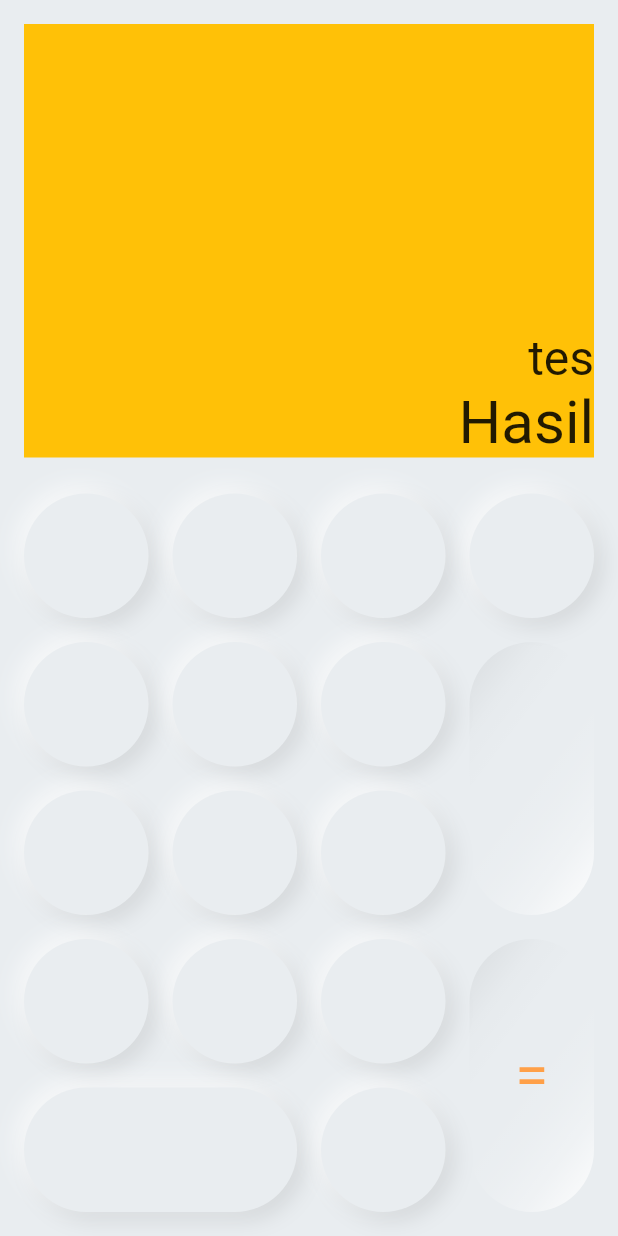
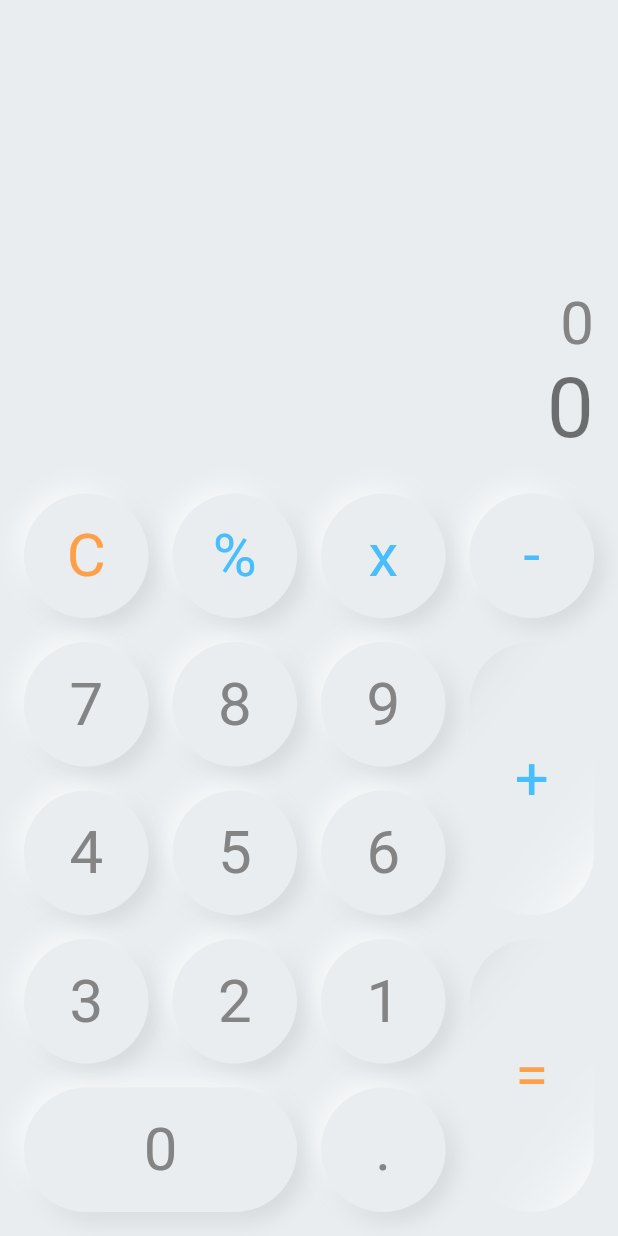
Before and after one commit to ilhmwisnu/Neumophism-Calculator, a Flutter app: the screen it shows after launch, on a phone screen of 412 x 824 dp. Run offline on Flutter 3.47's test engine with Material 2 defaults, Android fonts, the phone set to English and light mode, and no system bars; our stand-ins replace math_expressions.

```diff
--- a/lib/Provider/app_color.dart
+++ b/lib/Provider/app_color.dart
@@ -5,15 +5,16 @@ class Colorss with ChangeNotifier {
 
   static Color primaryColor =
       (_isDarkMode) ? _darkPrimaryColor : _lightPrimaryColor;
-  static Color textColor = (_isDarkMode) ? _darkTextColor : _lightTextColor;
+  static Color textColor =
+      (_isDarkMode) ? Color(0xFFE9EDF0) : Color(0xFF848484);
   static Color blueColor = Color(0xFF48BDFF);
   static Color amberColor = Color(0xFFFFA048);
 
   static final Color _lightPrimaryColor = Color(0xFFE9EDF0);
-  static final Color _lightTextColor = Color(0xFF636363);
+  // static final Color _lightTextColor = Color(0xFF848484);
 
   static final Color _darkPrimaryColor = Color(0xFFE9EDF0);
-  static final Color _darkTextColor = Color(0xFFE9EDF0);
+  // static final Color _darkTextColor = Color(0xFFE9EDF0);
 
   static void setDarkMode() => _isDarkMode = !_isDarkMode;
 }
--- a/lib/home_page.dart
+++ b/lib/home_page.dart
@@ -1,12 +1,15 @@
 import 'package:flutter/cupertino.dart';
 import 'package:flutter/gestures.dart';
 import 'package:flutter/material.dart';
+import 'package:provider/provider.dart';
 
 import 'Provider/app_color.dart';
+import 'Provider/calculator.dart';
 
 class HomePage extends StatelessWidget {
   @override
   Widget build(BuildContext context) {
+    final calc = Provider.of<Calc>(context);
     final screen = MediaQuery.of(context).size;
     final buttonWidth = (MediaQuery.of(context).size.width - 16 * 5) * (1 / 4);
     return SafeArea(
@@ -25,14 +28,18 @@ class HomePage extends StatelessWidget {
                       24 -
                       MediaQuery.of(context).padding.top,
                   alignment: Alignment.bottomRight,
-                  color: Colors.amber,
+                  // color: Colors.amber,
                   child: SingleChildScrollView(
                     reverse: true,
                     child: Column(
                       crossAxisAlignment: CrossAxisAlignment.end,
                       children: [
-                        Text("tes", style: TextStyle(fontSize: 32)),
-                        Text("Hasil", style: TextStyle(fontSize: 40)),
+                        Text((calc.getmath == '') ? "0" : calc.getmath,
+                            style: TextStyle(
+                                fontSize: 40, color: Colorss.textColor)),
+                        Text(calc.getResult,
+                            style:
+                                TextStyle(fontSize: 56, color: Colors.black54)),
                       ],
                     ),
                   )),
@@ -56,56 +63,76 @@ class HomePage extends StatelessWidget {
           child: Row(
             children: [
               Container(
-                // color: Colors.blue,
                 width: buttonWidth * 3 + 16 * 3,
                 child: Column(
                   mainAxisAlignment: MainAxisAlignment.spaceBetween,
                   children: [
                     Row(
                       children: [
-                        Button(),
+                        Button(
+                          child: 'C',
+                          color: Colorss.amberColor,
+                        ),
                         Spacer(),
-                        Button(),
+                        Button(
+                          child: "%",
+                          color: Colorss.blueColor,
+                        ),
                         Spacer(),
-                        Button(),
+                        Button(
+                          child: "x",
+                          color: Colorss.blueColor,
+                        ),
                         Spacer(),
                       ],
                     ),
                     Row(
                       children: [
-                        Button(),
+                        Button(child: "7"),
                         Spacer(),
-                        Button(),
+                        Button(
+                          child: "8",
+                        ),
                         Spacer(),
-                        Button(),
+                        Button(
+                          child: "9",
+                        ),
                         Spacer(),
                       ],
                     ),
                     Row(
                       children: [
-                        Button(),
+                        Button(child: "4"),
                         Spacer(),
-                        Button(),
+                        Button(child: "5"),
                         Spacer(),
-                        Button(),
+                        Button(child: "6"),
                         Spacer(),
                       ],
                     ),
                     Row(
                       children: [
-                        Button(),
+                        Button(
+                          child: "3",
+                        ),
                         Spacer(),
-                        Button(),
+                        Button(child: "2"),
                         Spacer(),
-                        Button(),
+                        Button(
+                          child: "1",
+                        ),
                         Spacer(),
                       ],
                     ),
                     Row(
                       children: [
-                        Expanded(flex: 2, child: Button()),
+                        Expanded(
+                            flex: 2,
+                            child: Button(
+                              child: "0",
+                            )),
                         SizedBox(width: 16),
-                        Button(),
+                        Button(child: "."),
                         SizedBox(width: 16),
                       ],
                     ),
@@ -113,14 +140,18 @@ class HomePage extends StatelessWidget {
                 ),
               ),
               Container(
-                // color: Colors.red,
                 width: buttonWidth,
                 child: Column(
                   children: [
-                    Button(),
+                    Button(
+                      child: "-",
+                      color: Colorss.blueColor,
+                    ),
                     SizedBox(height: 16),
                     Expanded(
                         child: Button(
+                      child: "+",
+                      color: Colorss.blueColor,
                       isOuterShadow: false,
                     )),
                     SizedBox(height: 16),
@@ -142,13 +173,14 @@ class HomePage extends StatelessWidget {
 }
 
 class Button extends StatelessWidget {
-  Color? color = Colorss.textColor;
+  Color? color;
   final String child;
-  final bool isOuterShadow;
+  bool isOuterShadow;
   Button({this.child = ' ', this.isOuterShadow = true, this.color});
 
   @override
   Widget build(BuildContext context) {
+    final calc = Provider.of<Calc>(context);
     return Container(
       decoration: BoxDecoration(
           borderRadius: BorderRadius.circular(50),
@@ -175,6 +207,8 @@ class Button extends StatelessWidget {
                     Colors.black.withOpacity(0.05),
                     Colors.black.withOpacity(0.01),
                     Colors.black.withOpacity(0),
+                    Colors.black.withOpacity(0),
+                    Colors.white.withOpacity(0),
                     Colors.white.withOpacity(0),
                     Colors.white.withOpacity(0.1),
                     Colors.white.withOpacity(0.3),
@@ -183,10 +217,30 @@ class Button extends StatelessWidget {
                   ],
                   transform: GradientRotation(-0.5))
               : null),
-      alignment: Alignment.center,
-      width: (MediaQuery.of(context).size.width - 16 * 5) * (1 / 4),
-      height: (MediaQuery.of(context).size.width - 16 * 5) * (1 / 4),
-      child: Text(child, style: TextStyle(color: color, fontSize: 40)),
+      child: Material(
+        color: Colors.transparent,
+        child: InkWell(
+          borderRadius: BorderRadius.circular(50),
+          onTap: () {
+            if (this.child == "C") {
+              calc.restart();
+            } else if (this.child == "=") {
+              calc.calculate();
+            } else {
+              calc.setMath(child);
+            }
+          },
+          child: Container(
+            alignment: Alignment.center,
+            width: (MediaQuery.of(context).size.width - 16 * 5) * (1 / 4),
+            height: (MediaQuery.of(context).size.width - 16 * 5) * (1 / 4),
+            child: Text(child,
+                style: TextStyle(
+                    color: (color == null) ? Colorss.textColor : color,
+                    fontSize: 40)),
+          ),
+        ),
+      ),
     );
   }
 }
--- a/lib/main.dart
+++ b/lib/main.dart
@@ -1,6 +1,8 @@
 import 'package:calculator_app/Provider/app_color.dart';
+import 'package:calculator_app/Provider/calculator.dart';
 import 'package:calculator_app/home_page.dart';
 import 'package:flutter/material.dart';
+import 'package:provider/provider.dart';
 
 void main() {
   runApp(const MyApp());
@@ -11,9 +13,19 @@ class MyApp extends StatelessWidget {
 
   @override
   Widget build(BuildContext context) {
-    return MaterialApp(
-      debugShowCheckedModeBanner: false,
-      home: HomePage(),
+    return MultiProvider(
+      providers: [
+        ChangeNotifierProvider(
+          create: (context) => Calc(),
+        ),
+        ChangeNotifierProvider(
+          create: (context) => Colorss(),
+        ),
+      ],
+      child: MaterialApp(
+        debugShowCheckedModeBanner: false,
+        home: HomePage(),
+      ),
     );
   }
 }
--- a/pubspec.yaml
+++ b/pubspec.yaml
@@ -29,6 +29,9 @@ environment:
 dependencies:
   flutter:
     sdk: flutter
+
+  provider: ^6.0.1
+  math_expressions: ^2.2.0
 
 
 
```
Also changed, not shown: lib/Provider/calculator.dart (+48 -0 lines), pubspec.lock.
